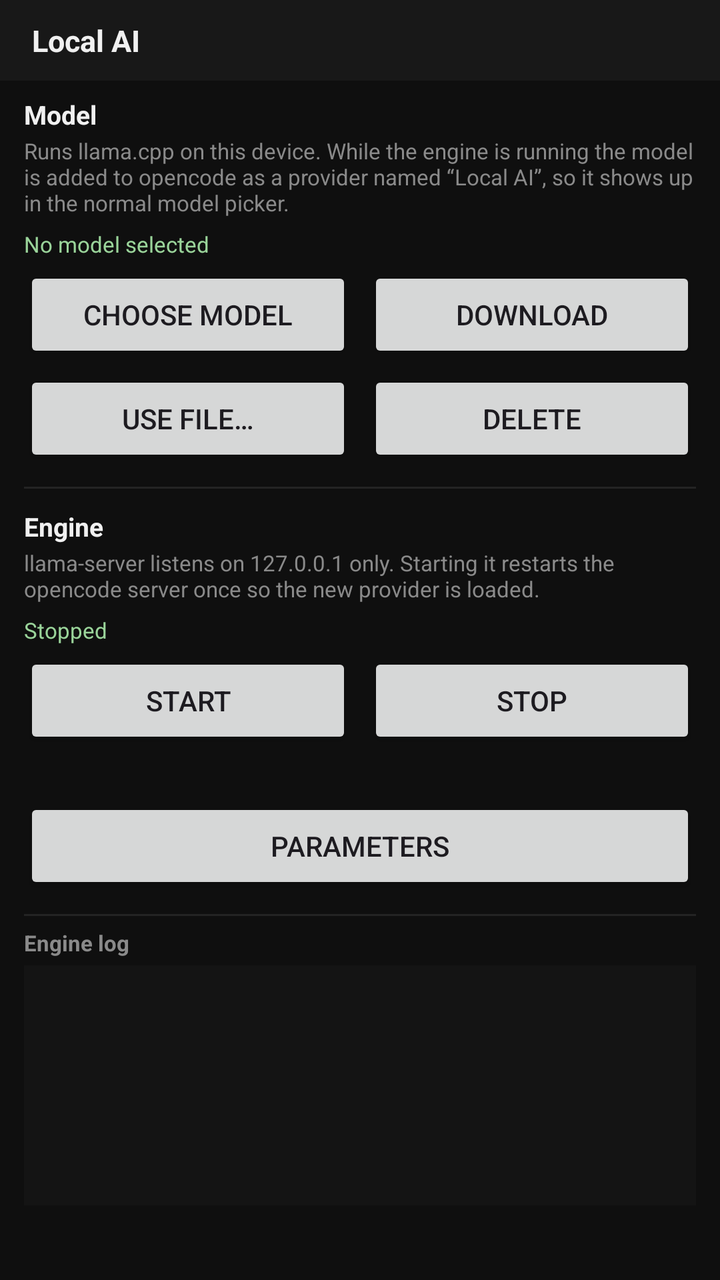
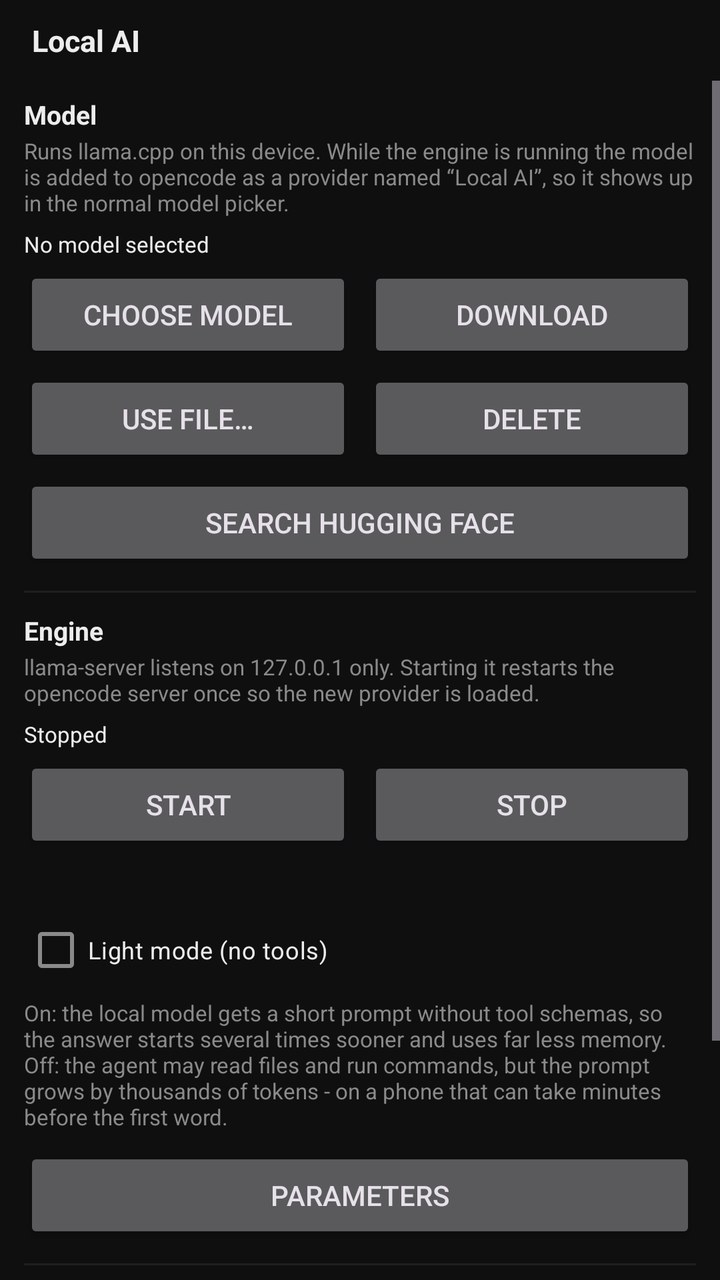

Two renders of the same Android screen: before a commit and after it. Below are the layout's source before the change and the commit's diff.
<!-- AndroidManifest.xml: application theme Theme.OpenCode -->
<!-- res/layout/activity_local_ai.xml -->
<?xml version="1.0" encoding="utf-8"?>
<LinearLayout xmlns:android="http://schemas.android.com/apk/res/android"
    android:layout_width="match_parent"
    android:layout_height="match_parent"
    android:background="#0F0F0F"
    android:orientation="vertical">

    <LinearLayout
        android:layout_width="match_parent"
        android:layout_height="wrap_content"
        android:background="#181818"
        android:gravity="center_vertical"
        android:orientation="horizontal"
        android:paddingStart="16dp"
        android:paddingTop="10dp"
        android:paddingEnd="16dp"
        android:paddingBottom="10dp">

        <TextView
            android:id="@+id/localAiTitle"
            android:layout_width="match_parent"
            android:layout_height="wrap_content"
            android:ellipsize="end"
            android:maxLines="1"
            android:text="@string/local_ai_title"
            android:textColor="#F0F0F0"
            android:textSize="15sp"
            android:textStyle="bold" />
    </LinearLayout>

    <ScrollView
        android:layout_width="match_parent"
        android:layout_height="0dp"
        android:layout_weight="1"
        android:fillViewport="true">

        <LinearLayout
            android:layout_width="match_parent"
            android:layout_height="wrap_content"
            android:orientation="vertical"
            android:paddingStart="12dp"
            android:paddingTop="8dp"
            android:paddingEnd="12dp"
            android:paddingBottom="12dp">

            
            <TextView
                android:layout_width="match_parent"
                android:layout_height="wrap_content"
                android:text="@string/local_ai_model_section"
                android:textColor="#F0F0F0"
                android:textSize="13sp"
                android:textStyle="bold" />

            <TextView
                android:layout_width="match_parent"
                android:layout_height="wrap_content"
                android:paddingTop="2dp"
                android:paddingBottom="6dp"
                android:text="@string/local_ai_model_help"
                android:textColor="#8A8A8A"
                android:textSize="11sp" />

            <TextView
                android:id="@+id/modelStatus"
                android:layout_width="match_parent"
                android:layout_height="wrap_content"
                android:paddingBottom="4dp"
                android:text="@string/local_ai_no_model"
                android:textColor="#9AD49A"
                android:textSize="11sp" />

            <LinearLayout
                android:layout_width="match_parent"
                android:layout_height="wrap_content"
                android:orientation="horizontal">

                <Button
                    android:id="@+id/btnPickModel"
                    android:layout_width="0dp"
                    android:layout_height="wrap_content"
                    android:layout_marginEnd="4dp"
                    android:layout_weight="1"
                    android:text="@string/local_ai_pick" />

                <Button
                    android:id="@+id/btnDownload"
                    android:layout_width="0dp"
                    android:layout_height="wrap_content"
                    android:layout_marginStart="4dp"
                    android:layout_weight="1"
                    android:text="@string/local_ai_download" />
            </LinearLayout>

            <LinearLayout
                android:layout_width="match_parent"
                android:layout_height="wrap_content"
                android:orientation="horizontal"
                android:paddingTop="4dp">

                <Button
                    android:id="@+id/btnUseFile"
                    android:layout_width="0dp"
                    android:layout_height="wrap_content"
                    android:layout_marginEnd="4dp"
                    android:layout_weight="1"
                    android:text="@string/local_ai_use_file" />

                <Button
                    android:id="@+id/btnDeleteModel"
                    android:layout_width="0dp"
                    android:layout_height="wrap_content"
                    android:layout_marginStart="4dp"
                    android:layout_weight="1"
                    android:text="@string/local_ai_delete" />
            </LinearLayout>

            <ProgressBar
                android:id="@+id/downloadProgress"
                style="?android:attr/progressBarStyleHorizontal"
                android:layout_width="match_parent"
                android:layout_height="wrap_content"
                android:layout_marginTop="6dp"
                android:max="100"
                android:visibility="gone" />

            <TextView
                android:id="@+id/downloadText"
                android:layout_width="match_parent"
                android:layout_height="wrap_content"
                android:paddingTop="2dp"
                android:textColor="#8A8A8A"
                android:textSize="11sp"
                android:visibility="gone" />

            <View
                android:layout_width="match_parent"
                android:layout_height="1dp"
                android:layout_marginTop="10dp"
                android:layout_marginBottom="10dp"
                android:background="#242424" />

            
            <TextView
                android:layout_width="match_parent"
                android:layout_height="wrap_content"
                android:text="@string/local_ai_engine_section"
                android:textColor="#F0F0F0"
                android:textSize="13sp"
                android:textStyle="bold" />

            <TextView
                android:layout_width="match_parent"
                android:layout_height="wrap_content"
                android:paddingTop="2dp"
                android:paddingBottom="6dp"
                android:text="@string/local_ai_engine_help"
                android:textColor="#8A8A8A"
                android:textSize="11sp" />

            <TextView
                android:id="@+id/engineStatus"
                android:layout_width="match_parent"
                android:layout_height="wrap_content"
                android:paddingBottom="4dp"
                android:text="@string/local_ai_engine_stopped"
                android:textColor="#9AD49A"
                android:textSize="11sp" />

            <LinearLayout
                android:layout_width="match_parent"
                android:layout_height="wrap_content"
                android:orientation="horizontal">

                <Button
                    android:id="@+id/btnStart"
                    android:layout_width="0dp"
                    android:layout_height="wrap_content"
                    android:layout_marginEnd="4dp"
                    android:layout_weight="1"
                    android:text="@string/local_ai_start" />

                <Button
                    android:id="@+id/btnStop"
                    android:layout_width="0dp"
                    android:layout_height="wrap_content"
                    android:layout_marginStart="4dp"
                    android:layout_weight="1"
                    android:text="@string/local_ai_stop" />
            </LinearLayout>

            <TextView
                android:id="@+id/paramsStatus"
                android:layout_width="match_parent"
                android:layout_height="wrap_content"
                android:paddingTop="6dp"
                android:textColor="#8A8A8A"
                android:textSize="11sp" />

            <Button
                android:id="@+id/btnParams"
                android:layout_width="match_parent"
                android:layout_height="wrap_content"
                android:layout_marginTop="4dp"
                android:text="@string/local_ai_params" />

            <View
                android:layout_width="match_parent"
                android:layout_height="1dp"
                android:layout_marginTop="10dp"
                android:layout_marginBottom="6dp"
                android:background="#242424" />

            <TextView
                android:layout_width="match_parent"
                android:layout_height="wrap_content"
                android:text="@string/local_ai_log_title"
                android:textColor="#8A8A8A"
                android:textSize="11sp"
                android:textStyle="bold" />

            <TextView
                android:id="@+id/localAiLog"
                android:layout_width="match_parent"
                android:layout_height="wrap_content"
                android:layout_marginTop="4dp"
                android:background="#141414"
                android:fontFamily="monospace"
                android:minHeight="120dp"
                android:padding="8dp"
                android:textColor="#C8C8C8"
                android:textIsSelectable="true"
                android:textSize="10sp" />
        </LinearLayout>
    </ScrollView>
</LinearLayout>
<!-- resources referenced by this layout -->
<resources>
  <string name="local_ai_delete">Delete</string>
  <string name="local_ai_download">Download</string>
  <string name="local_ai_engine_help">llama-server listens on 127.0.0.1 only. Starting it restarts the opencode server once so the new provider is loaded.</string>
  <string name="local_ai_engine_section">Engine</string>
  <string name="local_ai_engine_stopped">Stopped</string>
  <string name="local_ai_log_title">Engine log</string>
  <string name="local_ai_model_help">Runs llama.cpp on this device. While the engine is running the model is added to opencode as a provider named “Local AI”, so it shows up in the normal model picker.</string>
  <string name="local_ai_model_section">Model</string>
  <string name="local_ai_no_model">No model selected</string>
  <string name="local_ai_params">Parameters</string>
  <string name="local_ai_pick">Choose model</string>
  <string name="local_ai_start">Start</string>
  <string name="local_ai_stop">Stop</string>
  <string name="local_ai_title">Local AI</string>
  <string name="local_ai_use_file">Use file…</string>
  <style name="Theme.OpenCode" parent="Theme.Material3.DayNight.NoActionBar">
          <item name="android:statusBarColor">#101010</item>
          <item name="android:navigationBarColor">#101010</item>
      </style>
</resources>

<!-- the commit's change to res/layout/activity_local_ai.xml (unified diff, before → after) -->
@@ -2,13 +2,13 @@
 <LinearLayout xmlns:android="http://schemas.android.com/apk/res/android"
     android:layout_width="match_parent"
     android:layout_height="match_parent"
-    android:background="#0F0F0F"
+    android:background="@color/oc_bg"
     android:orientation="vertical">
 
     <LinearLayout
         android:layout_width="match_parent"
         android:layout_height="wrap_content"
-        android:background="#181818"
+        android:background="@color/oc_bar"
         android:gravity="center_vertical"
         android:orientation="horizontal"
         android:paddingStart="16dp"
@@ -23,7 +23,7 @@
             android:ellipsize="end"
             android:maxLines="1"
             android:text="@string/local_ai_title"
-            android:textColor="#F0F0F0"
+            android:textColor="@color/oc_text"
             android:textSize="15sp"
             android:textStyle="bold" />
     </LinearLayout>
@@ -48,7 +48,7 @@
                 android:layout_width="match_parent"
                 android:layout_height="wrap_content"
                 android:text="@string/local_ai_model_section"
-                android:textColor="#F0F0F0"
+                android:textColor="@color/oc_text"
                 android:textSize="13sp"
                 android:textStyle="bold" />
 
@@ -58,7 +58,7 @@
                 android:paddingTop="2dp"
                 android:paddingBottom="6dp"
                 android:text="@string/local_ai_model_help"
-                android:textColor="#8A8A8A"
+                android:textColor="@color/oc_text_dim"
                 android:textSize="11sp" />
 
             <TextView
@@ -67,7 +67,7 @@
                 android:layout_height="wrap_content"
                 android:paddingBottom="4dp"
                 android:text="@string/local_ai_no_model"
-                android:textColor="#9AD49A"
+                android:textColor="@color/oc_text"
                 android:textSize="11sp" />
 
             <LinearLayout
@@ -114,6 +114,13 @@
                     android:layout_weight="1"
                     android:text="@string/local_ai_delete" />
             </LinearLayout>
+
+            <Button
+                android:id="@+id/btnHfSearch"
+                android:layout_width="match_parent"
+                android:layout_height="wrap_content"
+                android:layout_marginTop="4dp"
+                android:text="@string/local_ai_hf_search" />
 
             <ProgressBar
                 android:id="@+id/downloadProgress"
@@ -129,7 +136,7 @@
                 android:layout_width="match_parent"
                 android:layout_height="wrap_content"
                 android:paddingTop="2dp"
-                android:textColor="#8A8A8A"
+                android:textColor="@color/oc_text_dim"
                 android:textSize="11sp"
                 android:visibility="gone" />
 
@@ -138,14 +145,14 @@
                 android:layout_height="1dp"
                 android:layout_marginTop="10dp"
                 android:layout_marginBottom="10dp"
-                android:background="#242424" />
+                android:background="@color/oc_divider" />
 
             
             <TextView
                 android:layout_width="match_parent"
                 android:layout_height="wrap_content"
                 android:text="@string/local_ai_engine_section"
-                android:textColor="#F0F0F0"
+                android:textColor="@color/oc_text"
                 android:textSize="13sp"
                 android:textStyle="bold" />
 
@@ -155,7 +162,7 @@
                 android:paddingTop="2dp"
                 android:paddingBottom="6dp"
                 android:text="@string/local_ai_engine_help"
-                android:textColor="#8A8A8A"
+                android:textColor="@color/oc_text_dim"
                 android:textSize="11sp" />
 
             <TextView
@@ -164,7 +171,7 @@
                 android:layout_height="wrap_content"
                 android:paddingBottom="4dp"
                 android:text="@string/local_ai_engine_stopped"
-                android:textColor="#9AD49A"
+                android:textColor="@color/oc_text"
                 android:textSize="11sp" />
 
             <LinearLayout
@@ -194,7 +201,24 @@
                 android:layout_width="match_parent"
                 android:layout_height="wrap_content"
                 android:paddingTop="6dp"
-                android:textColor="#8A8A8A"
+                android:textColor="@color/oc_text_dim"
+                android:textSize="11sp" />
+
+            <CheckBox
+                android:id="@+id/chkTools"
+                android:layout_width="match_parent"
+                android:layout_height="wrap_content"
+                android:layout_marginTop="4dp"
+                android:text="@string/local_ai_tools"
+                android:textColor="@color/oc_text"
+                android:textSize="12sp" />
+
+            <TextView
+                android:layout_width="match_parent"
+                android:layout_height="wrap_content"
+                android:paddingBottom="4dp"
+                android:text="@string/local_ai_tools_help"
+                android:textColor="@color/oc_text_dim"
                 android:textSize="11sp" />
 
             <Button
@@ -209,13 +233,13 @@
                 android:layout_height="1dp"
                 android:layout_marginTop="10dp"
                 android:layout_marginBottom="6dp"
-                android:background="#242424" />
+                android:background="@color/oc_divider" />
 
             <TextView
                 android:layout_width="match_parent"
                 android:layout_height="wrap_content"
                 android:text="@string/local_ai_log_title"
-                android:textColor="#8A8A8A"
+                android:textColor="@color/oc_text_dim"
                 android:textSize="11sp"
                 android:textStyle="bold" />
 
@@ -224,11 +248,11 @@
                 android:layout_width="match_parent"
                 android:layout_height="wrap_content"
                 android:layout_marginTop="4dp"
-                android:background="#141414"
+                android:background="@color/oc_field"
                 android:fontFamily="monospace"
                 android:minHeight="120dp"
                 android:padding="8dp"
-                android:textColor="#C8C8C8"
+                android:textColor="@color/oc_text_dim"
                 android:textIsSelectable="true"
                 android:textSize="10sp" />
         </LinearLayout>
<!-- resource entries referenced after the edit -->
@@ -1,10 +1,17 @@
 <!-- resources referenced by this layout -->
 <resources>
+  <color name="oc_bar">#0F0F0F</color>
+  <color name="oc_bg">#0F0F0F</color>
+  <color name="oc_divider">#1F1F1F</color>
+  <color name="oc_field">#141414</color>
+  <color name="oc_text">#EDEDED</color>
+  <color name="oc_text_dim">#8A8A8A</color>
   <string name="local_ai_delete">Delete</string>
   <string name="local_ai_download">Download</string>
   <string name="local_ai_engine_help">llama-server listens on 127.0.0.1 only. Starting it restarts the opencode server once so the new provider is loaded.</string>
   <string name="local_ai_engine_section">Engine</string>
   <string name="local_ai_engine_stopped">Stopped</string>
+  <string name="local_ai_hf_search">Search Hugging Face</string>
   <string name="local_ai_log_title">Engine log</string>
   <string name="local_ai_model_help">Runs llama.cpp on this device. While the engine is running the model is added to opencode as a provider named “Local AI”, so it shows up in the normal model picker.</string>
   <string name="local_ai_model_section">Model</string>
@@ -14,10 +21,21 @@
   <string name="local_ai_start">Start</string>
   <string name="local_ai_stop">Stop</string>
   <string name="local_ai_title">Local AI</string>
+  <string name="local_ai_tools">Light mode (no tools)</string>
+  <string name="local_ai_tools_help">On: the local model gets a short prompt without tool schemas, so the answer starts several times sooner and uses far less memory. Off: the agent may read files and run commands, but the prompt grows by thousands of tokens - on a phone that can take minutes before the first word.</string>
   <string name="local_ai_use_file">Use file…</string>
-  <style name="Theme.OpenCode" parent="Theme.Material3.DayNight.NoActionBar">
-          <item name="android:statusBarColor">#101010</item>
-          <item name="android:navigationBarColor">#101010</item>
+  <style name="Theme.OpenCode" parent="Theme.Material3.Dark.NoActionBar">
+          <item name="android:windowBackground">@color/oc_bg</item>
+          <item name="android:colorBackground">@color/oc_bg</item>
+          <item name="android:statusBarColor">@color/oc_bg</item>
+          <item name="android:navigationBarColor">@color/oc_bg</item>
+          <item name="android:windowLightStatusBar">false</item>
+          <item name="colorPrimary">@color/oc_accent</item>
+          <item name="colorSecondary">@color/oc_accent</item>
+          <item name="colorSurface">@color/oc_bg</item>
+          <item name="colorOnSurface">@color/oc_text</item>
+          <item name="colorOnSurfaceVariant">@color/oc_text_dim</item>
       </style>
+  <color name="oc_accent">#66B2FF</color>
 </resources>
 
